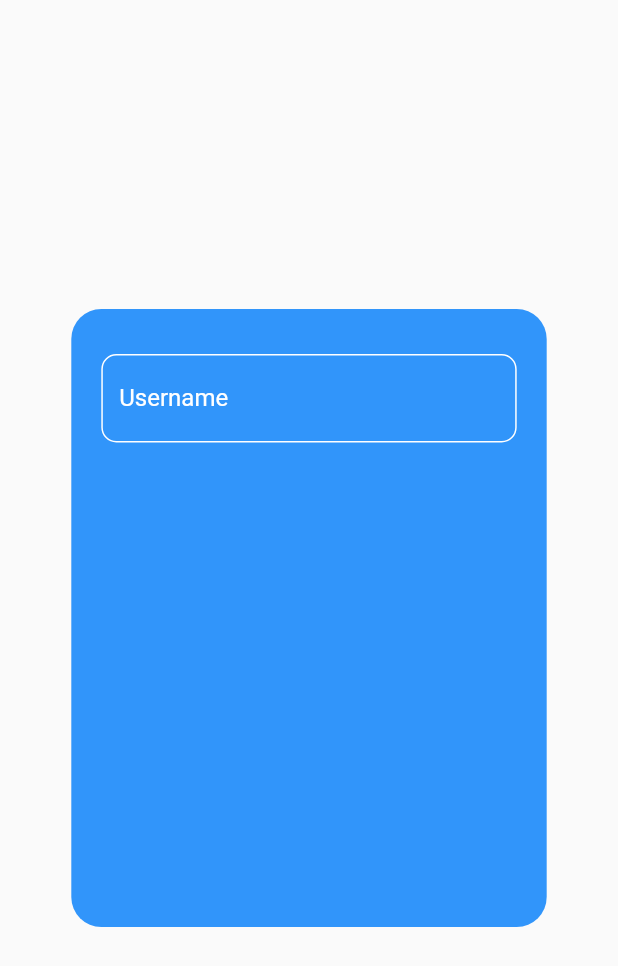
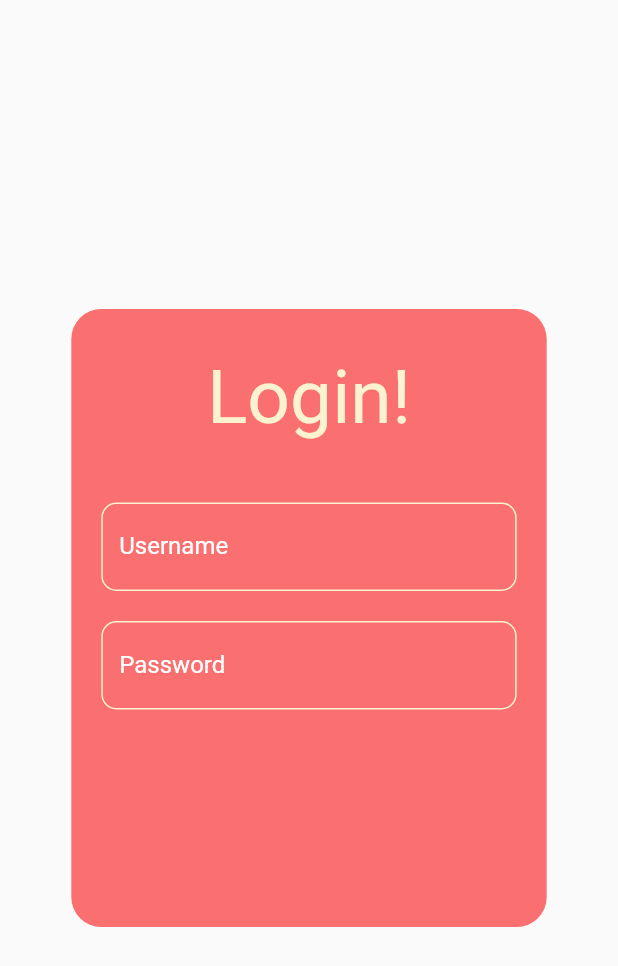
Before and after one commit to arrijalifal/happy_life, a Flutter app: the screen it shows after launch, on a phone screen of 412 x 824 dp. Shown: the top 966 px of the screen. Run offline on Flutter 3.47's test engine with Material 2 defaults, Android fonts, the phone set to English and light mode, and no system bars.

Commit message:
edit kedua

```diff
--- /dev/null
+++ b/lib/constants/colorpallete.dart
@@ -0,0 +1,6 @@
+import 'package:flutter/material.dart';
+
+Color color1 = Color(0xffFA7070);
+Color color2 = Color(0xffFBF2CF);
+Color color3 = Color(0xffC6EBC5);
+Color color4 = Color(0xffA1C298);
--- a/lib/screens/login_screen.dart
+++ b/lib/screens/login_screen.dart
@@ -1,4 +1,6 @@
 import 'package:flutter/material.dart';
+import 'package:happy_life/widgets/textfield_up.dart';
+import 'package:happy_life/constants/colorpallete.dart';
 
 class LoginScreen extends StatelessWidget {
   LoginScreen({Key? key}) : super(key: key);
@@ -13,39 +15,49 @@ class LoginScreen extends StatelessWidget {
           padding: const EdgeInsets.symmetric(horizontal: 20, vertical: 10),
           width: MediaQuery.of(context).size.width / 1.3,
           height: MediaQuery.of(context).size.height / 2,
-          decoration: const BoxDecoration(
-            color: Color.fromARGB(255, 49, 149, 250),
-            borderRadius: BorderRadius.all(
+          decoration: BoxDecoration(
+            color: color1,
+            borderRadius: const BorderRadius.all(
               Radius.circular(20),
             ),
           ),
           child: Column(
-            mainAxisSize: MainAxisSize.max,
             children: [
-              SizedBox(
-                height: 20,
-              ),
-              TextField(
-                cursorColor: Colors.white,
-                controller: username_controller,
-                style: TextStyle(
-                  color: Colors.white,
-                ),
-                decoration: InputDecoration(
-                  labelText: "Username",
-                  labelStyle: TextStyle(
-                    color: Colors.white,
-                  ),
-                  enabledBorder: OutlineInputBorder(
-                    borderRadius: BorderRadius.circular(10),
-                    borderSide: BorderSide(color: Colors.white),
-                  ),
-                  focusedBorder: OutlineInputBorder(
-                    borderRadius: BorderRadius.circular(10),
-                    borderSide: BorderSide(color: Colors.white),
+              Padding(
+                padding: EdgeInsets.symmetric(vertical: 20),
+                child: Text(
+                  "Login!",
+                  style: TextStyle(
+                    color: color2,
+                    fontSize: 50,
                   ),
                 ),
-              )
+              ),
+              Container(
+                padding: const EdgeInsets.symmetric(
+                  vertical: 20,
+                ),
+                child: Column(
+                  mainAxisAlignment: MainAxisAlignment.spaceBetween,
+                  children: [
+                    InputUsernamePassword(
+                      controller: username_controller,
+                      label: "Username",
+                      bordercolor: color2,
+                      textcolor: color2,
+                    ),
+                    const SizedBox(
+                      height: 20,
+                    ),
+                    InputUsernamePassword(
+                      controller: password_controller,
+                      label: "Password",
+                      bordercolor: color2,
+                      textcolor: color2,
+                    ),
+                  ],
+                ),
+              ),
             ],
           ),
         ),
--- /dev/null
+++ b/lib/widgets/textfield_up.dart
@@ -0,0 +1,43 @@
+import 'package:flutter/src/foundation/key.dart';
+import 'package:flutter/src/widgets/framework.dart';
+import 'package:flutter/material.dart';
+
+class InputUsernamePassword extends StatelessWidget {
+  final controller;
+  final String label;
+  Color bordercolor;
+  Color? textcolor;
+
+  InputUsernamePassword({
+    Key? key,
+    required this.controller,
+    required this.label,
+    required this.bordercolor,
+    this.textcolor = Colors.white,
+  }) : super(key: key);
+
+  @override
+  Widget build(BuildContext context) {
+    return TextField(
+      cursorColor: Colors.white,
+      controller: controller,
+      style: TextStyle(
+        color: Colors.white,
+      ),
+      decoration: InputDecoration(
+        labelText: label,
+        labelStyle: TextStyle(
+          color: Colors.white,
+        ),
+        enabledBorder: OutlineInputBorder(
+          borderRadius: BorderRadius.circular(10),
+          borderSide: BorderSide(color: bordercolor),
+        ),
+        focusedBorder: OutlineInputBorder(
+          borderRadius: BorderRadius.circular(10),
+          borderSide: BorderSide(color: bordercolor),
+        ),
+      ),
+    );
+  }
+}
```
